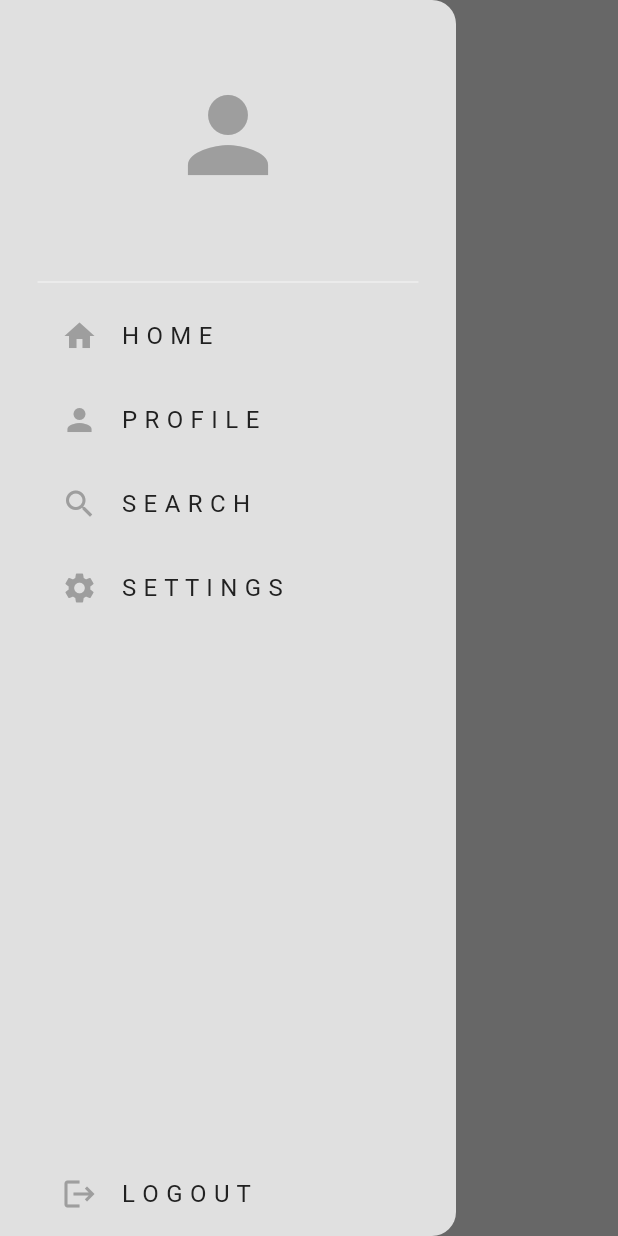
After one commit to davanhci04/SocialMobileApp, a Flutter app: the HomePage screen opened directly, with the side drawer open, on a phone screen of 412 x 824 dp. The commit adds this screen. Run offline on Flutter 3.47's test engine with Material 3 defaults, Android fonts, the phone set to English and light mode, and no system bars; our stand-ins replace cloud_firestore, firebase_auth, firebase_core, flutter_bloc; accounts and stored records are empty.

Commit message:
done tran tuan

```diff
--- /dev/null
+++ b/lib/features/home/presentation/components/my_drawer.dart
@@ -0,0 +1,80 @@
+import 'package:flutter/material.dart';
+import 'package:flutter_bloc/flutter_bloc.dart';
+import 'package:untitled/features/auth/presentation/cubits/auth_cubits.dart';
+import 'package:untitled/features/home/presentation/components/my_drawer_tile.dart';
+
+import '../../../profile/presentation/pages/profile_page.dart';
+
+class MyDrawer extends StatelessWidget {
+  const MyDrawer({super.key});
+
+  @override
+  Widget build(BuildContext context) {
+    return Drawer(
+      backgroundColor: Theme.of(context).colorScheme.surface,
+      child: SafeArea(
+        child: Padding(
+          padding: const EdgeInsets.symmetric(horizontal: 25.0),
+          child: Column(
+            children: [
+              Padding(
+                padding: const EdgeInsets.symmetric(vertical: 50.0),
+                child: Icon(
+                  Icons.person,
+                  size: 80,
+                  color: Theme.of(context).colorScheme.primary,
+                ),
+              ),
+              // Divider line
+              Divider(
+                  color: Theme.of(context)
+                      .colorScheme
+                      .secondary), // Fix: Thêm dấu phẩy
+
+              // Home list tile
+              MyDrawerTile(
+                title: "H O M E",
+                icon: Icons.home,
+                onTap: () => Navigator.of(context).pop(),
+              ),
+
+              // Profile list tile
+              MyDrawerTile(
+                title: "P R O F I L E",
+                icon: Icons.person,
+                onTap: () {
+                  Navigator.of(context).pop();
+
+                 final user = context.read<AuthCubit>().currentUser;
+                 String? uid = user!.uid;
+
+                  Navigator.push(context, MaterialPageRoute(builder: (context)=>ProfilePage(uid: uid,)));
+                },
+              ),
+
+              // Search list tile
+              MyDrawerTile(
+                title: "S E A R C H",
+                icon: Icons.search,
+                onTap: () {},
+              ),
+
+              // Settings list tile
+              MyDrawerTile(
+                title: "S E T T I N G S",
+                icon: Icons.settings,
+                onTap: () {},
+              ),
+              const Spacer(),
+              MyDrawerTile(
+                title: "L O G O U T",
+                icon: Icons.logout,
+                onTap: () => context.read<AuthCubit>().logout(),
+              ),
+            ],
+          ),
+        ),
+      ),
+    );
+  }
+}
--- /dev/null
+++ b/lib/features/home/presentation/components/my_drawer_tile.dart
@@ -0,0 +1,25 @@
+import 'package:flutter/material.dart';
+
+class MyDrawerTile extends StatelessWidget {
+  final String title;
+  final IconData icon;
+  final void Function()? onTap;
+
+  const MyDrawerTile(
+      {super.key, required this.title, required this.icon, this.onTap});
+
+  @override
+  Widget build(BuildContext context) {
+    return ListTile(
+      title: Text(
+        title,
+        style: TextStyle(color: Theme.of(context).colorScheme.inversePrimary),
+      ),
+      leading: Icon(
+        icon,
+        color: Theme.of(context).colorScheme.primary,
+      ),
+      onTap: onTap,
+    );
+  }
+}
--- a/lib/features/post/presentation/pages/home_page.dart
+++ b/lib/features/home/presentation/pages/home_page.dart
@@ -1,6 +1,8 @@
 import 'package:flutter/material.dart';
 import 'package:flutter_bloc/flutter_bloc.dart';
 import 'package:untitled/features/auth/presentation/cubits/auth_cubits.dart';
+
+import '../components/my_drawer.dart';
 
 class HomePage extends StatefulWidget {
   const HomePage({super.key});
@@ -10,16 +12,19 @@ class HomePage extends StatefulWidget {
 }
 
 class _HomePageState extends State<HomePage> {
+  //build ui
   @override
   Widget build(BuildContext context) {
+    // Scaffold
     return Scaffold(
-      appBar:AppBar(
+      // app bar
+      appBar: AppBar(
         title: const Text("Home"),
-          centerTitle: true,
-          actions:  [
-            IconButton(onPressed: () {context.read<AuthCubit>().logout();}, icon: Icon(Icons.logout),)
-        ],
+        centerTitle: true,
       ),
+      // drawer
+
+      drawer: MyDrawer(),
     );
   }
 }
--- /dev/null
+++ b/lib/features/profile/domain/entities/profile_user.dart
@@ -0,0 +1,48 @@
+import 'package:untitled/features/auth/domain/entities/app_user.dart';
+
+class ProfileUser extends AppUser {
+  final String bio;
+  final String profileImageUrl;
+
+  ProfileUser({
+    required super.uid,
+    required super.email,
+    required super.name,
+    required this.bio,
+    required this.profileImageUrl,
+  });
+
+  // Cập nhật người dùng hồ sơ
+  ProfileUser copyWith({String? bio, String? profileImageUrl}) {
+    return ProfileUser(
+      uid: this.uid,
+      email: this.email,
+      name: this.name,
+      bio: bio ?? this.bio,  // ✅ Dùng 'bio' thay vì 'newBio'
+      profileImageUrl: profileImageUrl ?? this.profileImageUrl, // ✅ Đồng bộ tên
+    );
+  }
+
+
+  // Convert ProfileUser -> JSON
+  Map<String, dynamic> toJson() {
+    return {
+      'uid': uid,
+      'email': email,
+      'name': name,
+      'bio': bio,
+      'profileImageUrl': profileImageUrl,
+    };
+  }
+
+  // Convert JSON -> ProfileUser
+  factory ProfileUser.fromJson(Map<String, dynamic> json) {
+    return ProfileUser(
+      uid: json['uid'] ?? '',
+      email: json['email'] ?? '',
+      name: json['name'] ?? '',
+      bio: json['bio'] ?? '',
+      profileImageUrl: json['profileImageUrl'] ?? '',
+    );
+  }
+}
--- /dev/null
+++ b/lib/features/profile/domain/repos/profile_repo.dart
@@ -0,0 +1,8 @@
+import 'package:untitled/features/profile/domain/entities/profile_user.dart';
+
+abstract class ProfileRepo {
+  Future<ProfileUser?> fetchUserProfile(String uid);
+  Future<void> updateProfile(ProfileUser profileUser);
+
+
+}
--- /dev/null
+++ b/lib/features/profile/presentation/cubits/profile_states.dart
@@ -0,0 +1,17 @@
+import '../../domain/entities/profile_user.dart';
+
+abstract class ProfileState {}
+
+class ProfileInitial extends ProfileState {}
+
+class ProfileLoading extends ProfileState {}
+
+class ProfileLoaded extends ProfileState {
+  final ProfileUser profileUser;
+  ProfileLoaded({required this.profileUser});
+}
+
+class ProfileError extends ProfileState {
+  final String message;
+  ProfileError({required this.message});
+}
--- a/lib/main.dart
+++ b/lib/main.dart
@@ -1,7 +1,7 @@
 import 'package:firebase_core/firebase_core.dart';
 import 'package:flutter/material.dart';
 import 'package:untitled/features/auth/presentation/pages/auth_page.dart';
-import 'package:untitled/firebase_options.dart';
+import 'package:untitled/config/firebase_options.dart';
 import 'package:untitled/themes/light_mode.dart';
 
 import 'app.dart';
--- a/lib/themes/light_mode.dart
+++ b/lib/themes/light_mode.dart
@@ -2,11 +2,11 @@ import 'package:flutter/material.dart';
 
 ThemeData lightMode = ThemeData(
   colorScheme: ColorScheme.light(
-    surface: Colors.white, // Nền của các thành phần
-    primary: Colors.blue.shade700, // Màu chính (cho icon, chữ)
-    secondary: Colors.blue.shade300, // Màu phụ
-    tertiary: Colors.blue.shade100, // Màu nhấn
-    inversePrimary: Colors.blue.shade900, // Màu chữ nhấn mạnh
+    surface: Colors.grey.shade300, // Nền của các thành phần
+    primary: Colors.grey.shade500, // Màu chính (cho icon, chữ)
+    secondary: Colors.grey.shade200, // Màu phụ
+    tertiary: Colors.grey.shade100, // Màu nhấn
+    inversePrimary: Colors.grey.shade900, // Màu chữ nhấn mạnh
   ),
-  scaffoldBackgroundColor: Colors.white, // Nền chính của toàn bộ app
+  scaffoldBackgroundColor: Colors.grey.shade300, // Nền chính của toàn bộ app
 );
```
Also changed, not shown: lib/app.dart (+13 -3 lines), lib/features/profile/data/firebase_profile_repo.dart (added, +46 -0 lines), lib/features/profile/presentation/components/bio_box.dart (added, +20 -0 lines), lib/features/profile/presentation/cubits/profile_cubit.dart (added, +44 -0 lines), lib/features/profile/presentation/pages/edit_profile_page.dart (added, +117 -0 lines), lib/features/profile/presentation/pages/profile_page.dart (added, +116 -0 lines), lib/config/firebase_options.dart (renamed from lib/firebase_options.dart), 12 other files.
